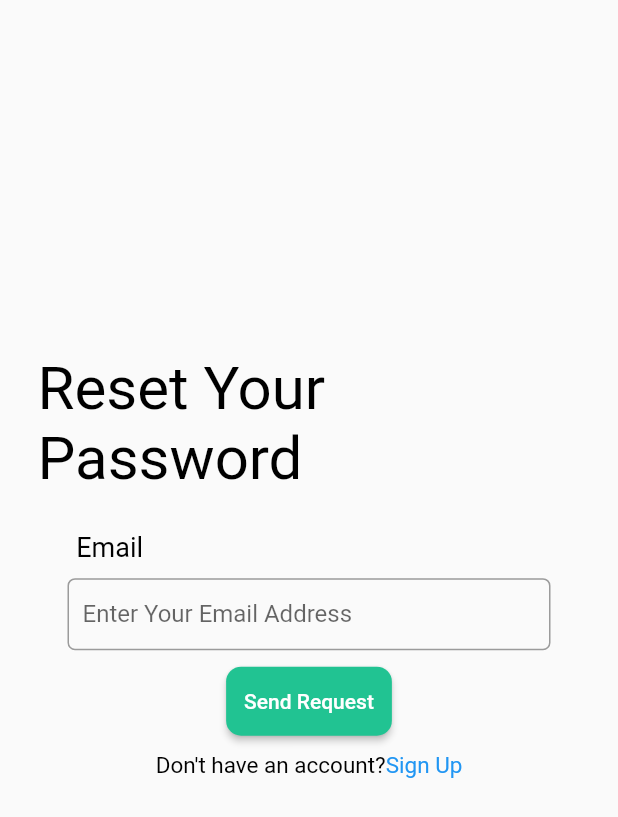
After one commit to HiruniSenevirathne/Smart-Pill-Dispenser, a Flutter app: the screen it shows after launch, after a tap on "Forgot Password", on a phone screen of 412 x 824 dp. The commit adds this screen. Shown: the top 817 px of the screen. Run offline on Flutter 3.47's test engine with Material 2 defaults, Android fonts, the phone set to English and light mode, and no system bars; our stand-ins replace cached_network_image, email_validator, firebase_auth, firebase_core, firebase_database, firebase_messaging and 6 more; missing offline and left inert: enum_to_string, simple_moment, time_picker_widget; accounts and stored records are empty.

Commit message:
fogot password and ui fixation

```diff
--- a/lib/components/patientCard.dart
+++ b/lib/components/patientCard.dart
@@ -167,8 +167,7 @@ class _PatientCardState extends State<PatientCard> {
 
   Widget toGetPatientImage() {
     toGetImage() async {
-      String imgeDbRef =
-          FirebaseRefs.getPatientAccountImageIdRef(widget.patientId);
+      String imgeDbRef = FirebaseRefs.getAccountImageIdRef(widget.patientId);
       Query imageRef = FirebaseRefs.dbRef.child(imgeDbRef);
       print(imgeDbRef);
       DataSnapshot event = await imageRef.get();
--- a/lib/components/recordListBuilder.dart
+++ b/lib/components/recordListBuilder.dart
@@ -1,11 +1,8 @@
 import 'package:Smart_Pill_Dispenser_App/components/RecordListBuilderUI.dart';
-import 'package:Smart_Pill_Dispenser_App/components/reportCard.dart';
 import 'package:Smart_Pill_Dispenser_App/db/firebaseRefs.dart';
 import 'package:Smart_Pill_Dispenser_App/modules/schedule.dart';
 import 'package:firebase_database/firebase_database.dart';
-import 'package:intl/intl.dart';
 import 'package:flutter/material.dart';
-import 'package:grouped_list/grouped_list.dart';
 
 class RecordListBuilder extends StatefulWidget {
   final String patientId;
--- a/lib/db/firebaseRefs.dart
+++ b/lib/db/firebaseRefs.dart
@@ -32,8 +32,8 @@ class FirebaseRefs {
     return ref;
   }
 
-  static String getPatientAccountImageIdRef(String patientId) {
-    String ref = "/users/${patientId}/info/image_id";
+  static String getAccountImageIdRef(String userId) {
+    String ref = "/users/${userId}/info/image_id";
     return ref;
   }
 
--- a/lib/modules/schedule.dart
+++ b/lib/modules/schedule.dart
@@ -6,7 +6,7 @@ class ScheduleItem {
   late String comment;
   int? dispensedTime;
   String? status;
-  int? dispenserSlot;
+  String? dispenserSlot;
 
   static final String STATUS_Pending = "0";
   static final String STATUS_Taken = "1";
--- a/lib/screens/caretaker/caretakerViewPatientScreen.dart
+++ b/lib/screens/caretaker/caretakerViewPatientScreen.dart
@@ -353,8 +353,7 @@ class CaretakerViewPatientScreenState
 
   Widget toGetPatientImage() {
     toGetImage() async {
-      String imgeDbRef =
-          FirebaseRefs.getPatientAccountImageIdRef(widget.patientId);
+      String imgeDbRef = FirebaseRefs.getAccountImageIdRef(widget.patientId);
       // print(widget.patient!.patientName);
       Query imageRef = FirebaseRefs.dbRef.child(imgeDbRef);
       print(imgeDbRef);
--- a/lib/screens/loginScreen.dart
+++ b/lib/screens/loginScreen.dart
@@ -1,5 +1,6 @@
 import 'package:Smart_Pill_Dispenser_App/components/defaultButton.dart';
 import 'package:Smart_Pill_Dispenser_App/db/firebaseRefs.dart';
+import 'package:Smart_Pill_Dispenser_App/screens/resetPasswordScreen.dart';
 import 'package:Smart_Pill_Dispenser_App/screens/starterScreen.dart';
 import 'package:Smart_Pill_Dispenser_App/styles/colors.dart';
 import 'package:email_validator/email_validator.dart';
@@ -98,7 +99,7 @@ class LoginScreenState extends State<LoginScreen> {
                                 ),
                               ),
                               Padding(
-                                padding: EdgeInsets.only(top: 5.0, bottom: 5.0),
+                                padding: EdgeInsets.only(top: 5.0),
                                 child: TextFormField(
                                     obscureText: _isObscure,
                                     controller: passwordController,
@@ -134,15 +135,23 @@ class LoginScreenState extends State<LoginScreen> {
                               ),
                               Padding(
                                 padding: EdgeInsets.only(
-                                    left: screenWidth / 2.2, bottom: 20.0),
+                                    left: screenWidth / 2.3, bottom: 20.0),
+                                child: TextButton(
                                     child: Text(
-                                  'Fogot Password',
+                                      'Forgot Password',
                                       style: TextStyle(
                                         fontSize: 15,
                                         color: Colors.blue,
                                       ),
                                       textAlign: TextAlign.end,
                                     ),
+                                    onPressed: () => {
+                                          Navigator.of(context).push(
+                                            MaterialPageRoute(
+                                                builder: (context) =>
+                                                    ResetScreen()),
+                                          )
+                                        }),
                               ),
                               Padding(
                                 padding: EdgeInsets.only(top: 5.0, bottom: 5.0),
--- /dev/null
+++ b/lib/screens/resetPasswordScreen.dart
@@ -0,0 +1,225 @@
+import 'package:Smart_Pill_Dispenser_App/components/defaultButton.dart';
+import 'package:Smart_Pill_Dispenser_App/db/firebaseRefs.dart';
+import 'package:Smart_Pill_Dispenser_App/screens/starterScreen.dart';
+import 'package:Smart_Pill_Dispenser_App/styles/colors.dart';
+import 'package:email_validator/email_validator.dart';
+import 'package:enum_to_string/enum_to_string.dart';
+import 'package:firebase_auth/firebase_auth.dart';
+import 'package:flutter/material.dart';
+import 'package:fluttertoast/fluttertoast.dart';
+import 'package:shared_preferences/shared_preferences.dart';
+import 'caretaker/caretakerHomeScreen.dart';
+import 'patient/patientHomeScreen.dart';
+import 'signupScreen.dart';
+
+class ResetScreen extends StatefulWidget {
+  @override
+  State<StatefulWidget> createState() {
+    return ResetScreenState();
+  }
+}
+
+class ResetScreenState extends State<ResetScreen> {
+  var _formKey = GlobalKey<FormState>();
+  String mode = "";
+  TextEditingController emailController = TextEditingController();
+
+  bool _isObscure = true;
+
+  @override
+  Widget build(BuildContext context) {
+    var screenHeight = MediaQuery.of(context).size.height;
+    var screenWidth = MediaQuery.of(context).size.width;
+    return Scaffold(
+        body: Container(
+            margin: EdgeInsets.only(
+              left: 25.0,
+              right: 25.0,
+            ),
+            child: ListView(children: <Widget>[
+              Padding(
+                  padding: EdgeInsets.only(top: screenHeight / 3.5),
+                  child: Column(
+                    crossAxisAlignment: CrossAxisAlignment.start,
+                    children: <Widget>[
+                      Text(
+                        'Reset Your Password',
+                        style: TextStyle(fontSize: 40, color: Colors.black),
+                      ),
+                      SizedBox(width: 10, height: 5),
+                      Container(
+                        margin: EdgeInsets.only(left: 20.0, right: 20.0),
+                        child: Form(
+                            key: _formKey,
+                            child: Column(children: <Widget>[
+                              Padding(
+                                padding: EdgeInsets.only(
+                                    right: screenWidth / 1.55, top: 20),
+                                child: Text(
+                                  'Email',
+                                  style: TextStyle(
+                                      fontSize: 18, color: Colors.black),
+                                ),
+                              ),
+                              Padding(
+                                  padding:
+                                      EdgeInsets.only(top: 10.0, bottom: 5.0),
+                                  child: TextFormField(
+                                      controller: emailController,
+                                      validator: (value) {
+                                        if (value == null || value.isEmpty) {
+                                          return 'Please Enter an Email Address';
+                                        }
+
+                                        if (!EmailValidator.validate(value)) {
+                                          return 'Please Enter a Valid Email';
+                                        }
+                                      },
+                                      decoration: InputDecoration(
+                                          contentPadding: EdgeInsets.only(
+                                              top: 6.0, left: 10.0),
+                                          errorStyle: TextStyle(
+                                            color: Colors.redAccent,
+                                            fontSize: 15.0,
+                                          ),
+                                          hintText: 'Enter Your Email Address',
+                                          border: OutlineInputBorder(
+                                              borderRadius:
+                                                  BorderRadius.circular(
+                                                      5.0))))),
+                              Padding(
+                                  padding:
+                                      EdgeInsets.only(top: 5.0, bottom: 5.0),
+                                  child: ElevatedButton(
+                                      onPressed: () {
+                                        FirebaseAuth.instance
+                                            .sendPasswordResetEmail(
+                                                email: emailController.text);
+                                        Navigator.of(context).pop();
+                                      },
+                                      style: ElevatedButton.styleFrom(
+                                          primary: ColorThemes.colorGreen,
+                                          padding: const EdgeInsets.only(
+                                              top: 15.0,
+                                              bottom: 15.0,
+                                              left: 12.0,
+                                              right: 12.0),
+                                          shape: RoundedRectangleBorder(
+                                              borderRadius:
+                                                  BorderRadius.circular(10))),
+                                      child: const Text('Send Request'))),
+                              GestureDetector(
+                                child: Padding(
+                                  padding:
+                                      EdgeInsets.only(top: 5.0, bottom: 5.0),
+                                  child: Row(
+                                      mainAxisAlignment:
+                                          MainAxisAlignment.center,
+                                      children: <Widget>[
+                                        Text(
+                                          'Don\'t have an account?',
+                                          style: TextStyle(
+                                            fontSize: 15,
+                                            color: Colors.black,
+                                          ),
+                                          textAlign: TextAlign.end,
+                                        ),
+                                        Text(
+                                          'Sign Up',
+                                          style: TextStyle(
+                                            fontSize: 15,
+                                            color: Colors.blue,
+                                          ),
+                                          textAlign: TextAlign.end,
+                                        ),
+                                      ]),
+                                ),
+                              )
+                            ])),
+                      ),
+                    ],
+                  ))
+            ])));
+  }
+
+  // void loginUser() async {
+  //   try {
+  //     UserCredential userCredential = await FirebaseAuth.instance
+  //         .sendPasswordResetEmail(email: emailController.text);
+  //     print(userCredential.user);
+  //     print(userCredential.credential);
+  //     final prefs = await SharedPreferences.getInstance();
+  //     final key = 'mode';
+  //     final value =
+  //         prefs.getString(key) ?? EnumToString.convertToString(Mode.caretaker);
+  //     print('read: $value');
+
+  //     if (value == EnumToString.convertToString(Mode.caretaker)) {
+  //       saveNewMode(EnumToString.convertToString(Mode.caretaker));
+  //       Navigator.of(context).pushReplacement(
+  //         MaterialPageRoute(builder: (context) => CaretakerHomeScreen()),
+  //       );
+  //       print('logged as caretaker');
+  //       Fluttertoast.showToast(
+  //           msg: "Successfully Logged as Caretaker",
+  //           toastLength: Toast.LENGTH_SHORT,
+  //           gravity: ToastGravity.BOTTOM,
+  //           timeInSecForIosWeb: 1,
+  //           backgroundColor: Colors.green,
+  //           textColor: Colors.white,
+  //           fontSize: 16.0);
+  //     } else {
+  //       saveNewMode(EnumToString.convertToString(Mode.patient));
+  //       Navigator.of(context).pushReplacement(
+  //         MaterialPageRoute(builder: (context) => PatientHomeScreen()),
+  //       );
+  //       print('logged as patient');
+  //       Fluttertoast.showToast(
+  //           msg: "Successfully Logged as Patient",
+  //           toastLength: Toast.LENGTH_SHORT,
+  //           gravity: ToastGravity.BOTTOM,
+  //           timeInSecForIosWeb: 1,
+  //           backgroundColor: Colors.green,
+  //           textColor: Colors.white,
+  //           fontSize: 16.0);
+  //     }
+  //   } on FirebaseAuthException catch (e) {
+  //     if (e.code == 'user-not-found') {
+  //       print('No user found for that email.');
+  //       Fluttertoast.showToast(
+  //           msg: "No user found for that email",
+  //           toastLength: Toast.LENGTH_SHORT,
+  //           gravity: ToastGravity.BOTTOM,
+  //           timeInSecForIosWeb: 1,
+  //           backgroundColor: Colors.red,
+  //           textColor: Colors.white,
+  //           fontSize: 16.0);
+  //     } else if (e.code == 'wrong-password') {
+  //       print('Wrong password provided for that user.');
+  //       Fluttertoast.showToast(
+  //           msg: "Wrong password provided for the user",
+  //           toastLength: Toast.LENGTH_SHORT,
+  //           gravity: ToastGravity.BOTTOM,
+  //           timeInSecForIosWeb: 1,
+  //           backgroundColor: Colors.red,
+  //           textColor: Colors.white,
+  //           fontSize: 16.0);
+  //     }
+  //   }
+  // }
+
+  // saveNewMode(String modeVal) async {
+  //   try {
+  //     final prefs = await SharedPreferences.getInstance();
+  //     final key = 'mode';
+
+  //     prefs.setString(key, modeVal);
+
+  //     FirebaseRefs.dbRef.child(FirebaseRefs.getMyAccountInfoRef).update({
+  //       'mode': modeVal,
+  //     });
+  //   } catch (err) {
+  //     print(["new mode save error", err]);
+  //   }
+  // }
+}
```
Also changed, not shown: lib/components/caretakerCard.dart (+5 -56 lines), lib/components/reportCard.dart (+18 -5 lines), lib/screens/caretaker/caretakerAddScheduleItem.dart (+11 -6 lines), lib/screens/caretaker/caretakerViewScheduleScreen.dart (+7 -1 lines). Lines whose indentation alone changed are shown as unchanged.
